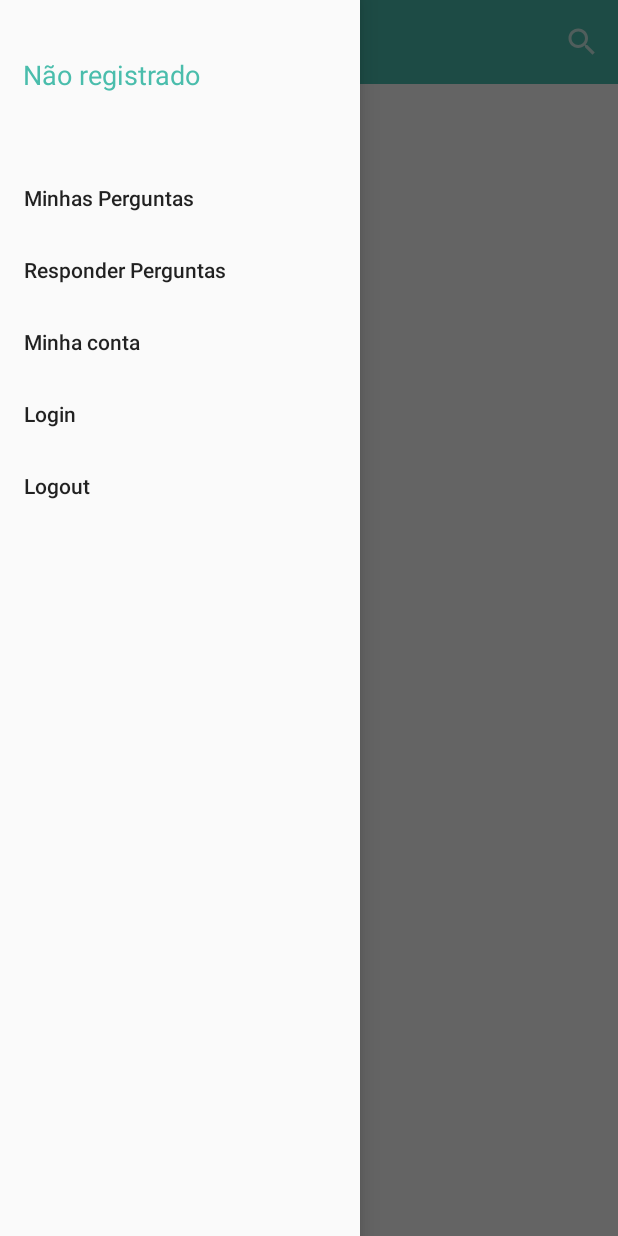
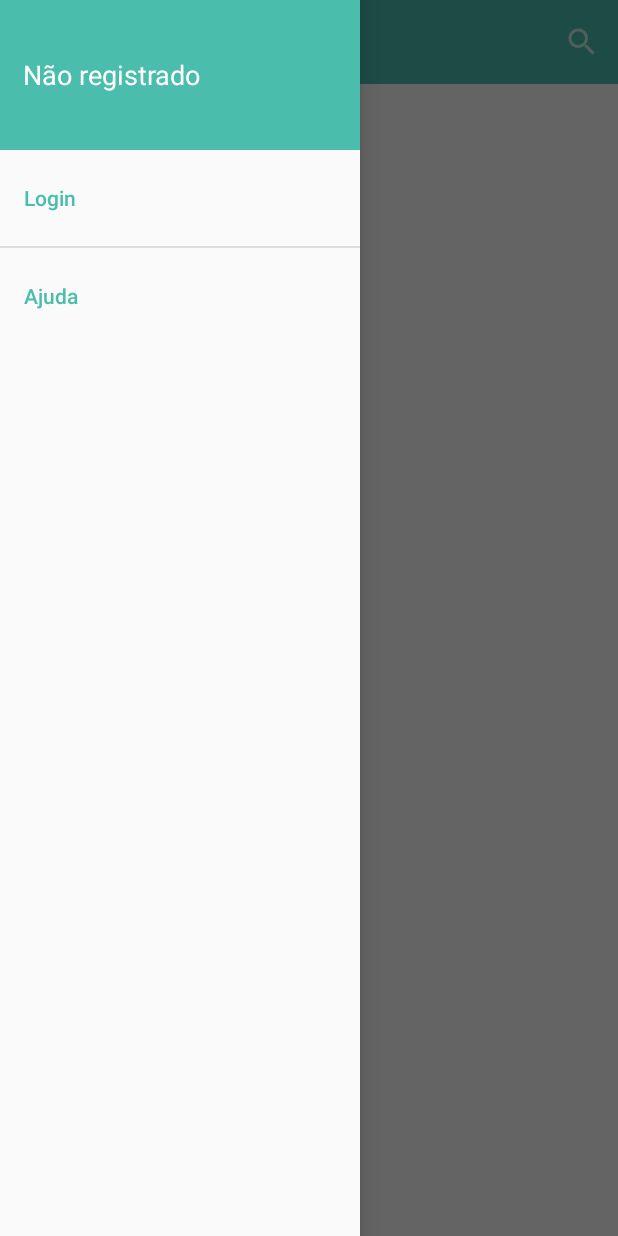
Before and after one commit to ibruno-om/OndeTem, an Android app: the screen it shows after launch (HomeActivity), with the side drawer open, on a phone screen of 412 x 824 dp. Run offline under Robolectric (Android 15) with nearby library versions, the phone set to English and light mode, and no system bars; our stand-ins replace Firebase (no records; nobody signed in at launch, a user with empty details on screens opened directly).

Commit message:
Melhorias Menu

```diff
--- a/app/src/main/java/br/ufg/inf/dsdm/ondetem/HomeActivity.java
+++ b/app/src/main/java/br/ufg/inf/dsdm/ondetem/HomeActivity.java
@@ -71,8 +71,7 @@ public class HomeActivity extends AppCompatActivity {
 
         NavigationView navigationView = (NavigationView) findViewById(R.id.nav_view);
 
-        mUser = mAuth.getCurrentUser();
-        updateUI(mUser);
+        updateUI();
 
         navigationView.setNavigationItemSelectedListener(new NavigationView.OnNavigationItemSelectedListener() {
             @Override
@@ -93,6 +92,10 @@ public class HomeActivity extends AppCompatActivity {
                         editor.clear();
                         editor.commit();
                         mAuth.signOut();
+                        mDrawerLayout.closeDrawers();
+                        Toast.makeText(HomeActivity.this, "Seu usuário foi desconetado!",
+                                Toast.LENGTH_SHORT).show();
+                        updateUI();
 
                         break;
                 }
@@ -193,15 +196,31 @@ public class HomeActivity extends AppCompatActivity {
 
     }
 
-    private void updateUI(FirebaseUser user) {
+    @Override
+    public void onResume(){
+        super.onResume();
+        updateUI();
+
+    }
+
+    private void updateUI() {
+        mUser = mAuth.getCurrentUser();
         NavigationView navigationView = (NavigationView) findViewById(R.id.nav_view);
         View headerView = navigationView.getHeaderView(0);
         navUsername = (TextView) headerView.findViewById(R.id.textView);
-
-        if (user != null) {
-            navUsername.setText(user.getDisplayName());
+        Menu navMenu = navigationView.getMenu();
+        if (mUser != null) {
+            navUsername.setText(mUser.getDisplayName());
+            navMenu.findItem(R.id.myQuestions).setVisible(true);
+            navMenu.findItem(R.id.minhaConta).setVisible(true);
+            navMenu.findItem(R.id.login).setVisible(false);
+            navMenu.findItem(R.id.logout).setVisible(true);
         } else {
             navUsername.setText("Não registrado");
+            navMenu.findItem(R.id.myQuestions).setVisible(false);
+            navMenu.findItem(R.id.minhaConta).setVisible(false);
+            navMenu.findItem(R.id.login).setVisible(true);
+            navMenu.findItem(R.id.logout).setVisible(false);
         }
 
     }
--- a/app/src/main/res/layout/navigation_header.xml
+++ b/app/src/main/res/layout/navigation_header.xml
@@ -1,17 +1,18 @@
 <?xml version="1.0" encoding="utf-8"?>
 <RelativeLayout xmlns:android="http://schemas.android.com/apk/res/android"
     android:layout_width="match_parent"
-    android:layout_height="100dp">
+    android:layout_height="100dp"
+    android:background="@color/colorPrimary">
 
     <TextView
         android:id="@+id/textView"
         android:layout_width="wrap_content"
         android:layout_height="wrap_content"
+        android:layout_alignParentLeft="true"
+        android:layout_alignParentStart="true"
+        android:layout_centerVertical="true"
         android:padding="15dp"
         android:text="Não registrado"
-        android:textColor="@color/colorPrimary"
-        android:textSize="18dp"
-        android:layout_centerVertical="true"
-        android:layout_alignParentLeft="true"
-        android:layout_alignParentStart="true" />
+        android:textColor="@color/common_google_signin_btn_text_dark_default"
+        android:textSize="18dp" />
 </RelativeLayout>
--- a/app/src/main/res/menu/navigation_menu.xml
+++ b/app/src/main/res/menu/navigation_menu.xml
@@ -2,11 +2,9 @@
 <menu xmlns:android="http://schemas.android.com/apk/res/android"
     xmlns:app="http://schemas.android.com/apk/res-auto">
 
+    <group android:id="@+id/grp1" android:checkableBehavior="single" >
         <item android:id="@+id/myQuestions"
             android:title="Minhas Perguntas" />
-
-    <item android:id="@+id/answer"
-        android:title="Responder Perguntas" />
 
         <item android:id="@+id/minhaConta"
             android:title="@string/myAccount" />
@@ -14,8 +12,16 @@
         <item
             android:id="@+id/login"
             android:title="@string/login" />
+    </group>
+
+    <group android:id="@+id/grp2" android:checkableBehavior="single" >
+        <item
+            android:id="@+id/help"
+            android:title="@string/help" />
 
         <item
             android:id="@+id/logout"
             android:title="@string/logout" />
+    </group>
+
 </menu>
--- a/app/src/main/res/values/strings.xml
+++ b/app/src/main/res/values/strings.xml
@@ -4,7 +4,8 @@
     <string name="open">Open</string>
     <string name="close">Close</string>
     <string name="login">Login</string>
-    <string name="logout">Logout</string>
+    <string name="logout">Sair</string>
+    <string name="help">Ajuda</string>
     <string name="myAccount">Minha conta</string>
     <string name="search">Pesquisar</string>
     <string name="recent_question_lits">RECENT_QUESTION_LIST</string>
--- a/app/src/main/res/values/styles.xml
+++ b/app/src/main/res/values/styles.xml
@@ -6,6 +6,7 @@
         <item name="colorPrimary">@color/colorPrimary</item>
         <item name="colorPrimaryDark">@color/colorPrimaryDark</item>
         <item name="colorAccent">@color/colorAccent</item>
+        <item name="android:textColorPrimary">@color/colorPrimary</item>
     </style>
 
 </resources>
```
Lines whose indentation alone changed are shown as unchanged.
